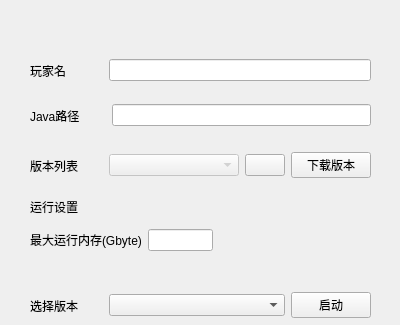
The window that MainWindow.ui (js-tst/IotaMinecraftLauncher) describes before a commit, drawn with Qt 5; both pictures show x 0 to 400 and y 0 to 325 of the 400 by 700 pixel window.
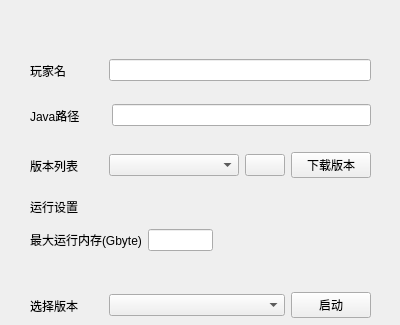
The same window after the commit. Icons and pictures are not drawn.

Patch:
```diff
--- a/MainWindow.ui
+++ b/MainWindow.ui
@@ -210,7 +210,7 @@
      <item>
       <widget class="QComboBox" name="version_list">
        <property name="enabled">
-        <bool>false</bool>
+        <bool>true</bool>
        </property>
        <property name="sizePolicy">
         <sizepolicy hsizetype="Expanding" vsizetype="Fixed">
@@ -218,6 +218,9 @@
          <verstretch>0</verstretch>
         </sizepolicy>
        </property>
+       <property name="editable">
+        <bool>false</bool>
+       </property>
       </widget>
      </item>
      <item>
```
Left out of the diff: 2 changed lines with no effect on the pictures.
